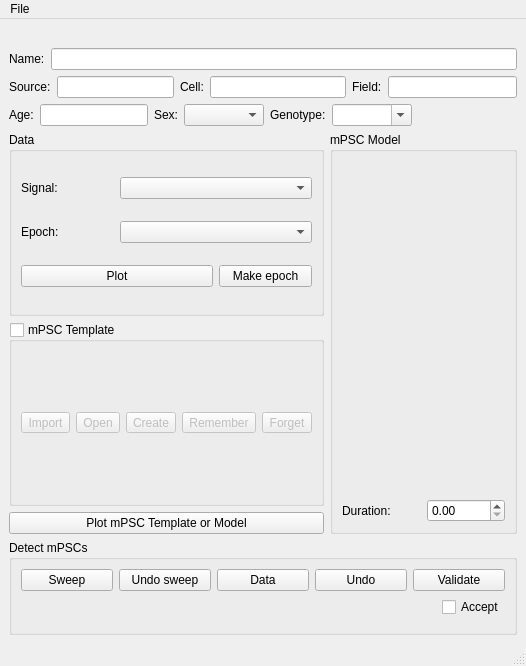
This is ephys/mPSCDetectWindow.ui in ctigaret/scipyen as Qt 5 draws it before an edit. The edited form follows.
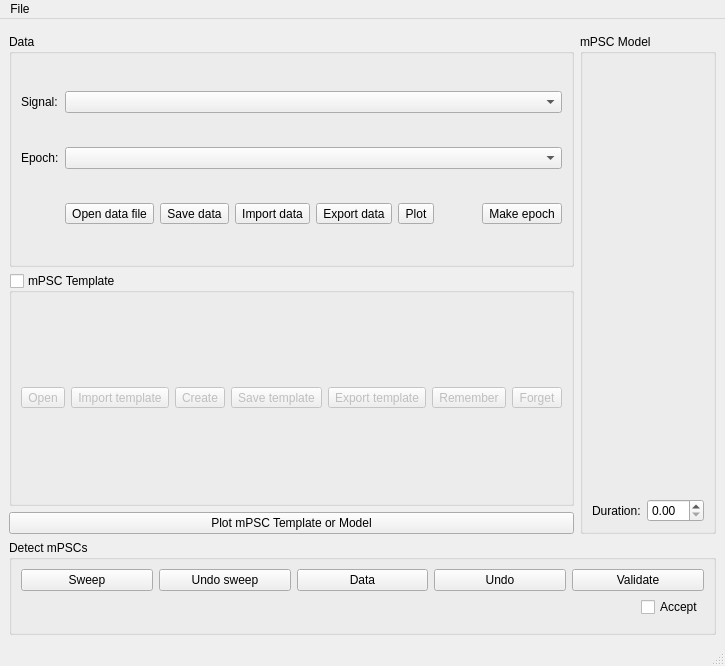
This is the edited form. Icons and pictures are not drawn. Custom widgets are drawn as their Qt base class.

```diff
--- a/ephys/mPSCDetectWindow.ui
+++ b/ephys/mPSCDetectWindow.ui
@@ -14,323 +14,9 @@
    <string>MainWindow</string>
   </property>
   <widget class="QWidget" name="centralwidget">
-   <layout class="QVBoxLayout" name="verticalLayout_7">
+   <layout class="QVBoxLayout" name="verticalLayout_5">
     <item>
-     <layout class="QVBoxLayout" name="dataInfoLayout">
-      <item>
-       <layout class="QVBoxLayout" name="verticalLayout_5">
-        <item>
-         <layout class="QHBoxLayout" name="horizontalLayout_8">
-          <item>
-           <widget class="QLabel" name="scanDataVarNameLabel">
-            <property name="toolTip">
-             <string>Name of the variable in the workspace</string>
-            </property>
-            <property name="frameShape">
-             <enum>QFrame::NoFrame</enum>
-            </property>
-            <property name="frameShadow">
-             <enum>QFrame::Plain</enum>
-            </property>
-            <property name="text">
-             <string/>
-            </property>
-            <property name="textInteractionFlags">
-             <set>Qt::TextSelectableByKeyboard|Qt::TextSelectableByMouse</set>
-            </property>
-           </widget>
-          </item>
-         </layout>
-        </item>
-        <item>
-         <layout class="QHBoxLayout" name="horizontalLayout_9">
-          <item>
-           <widget class="QLabel" name="label_60">
-            <property name="text">
-             <string>Name:</string>
-            </property>
-           </widget>
-          </item>
-          <item>
-           <widget class="QLineEdit" name="scanDataNameLineEdit">
-            <property name="sizePolicy">
-             <sizepolicy hsizetype="Expanding" vsizetype="Fixed">
-              <horstretch>10</horstretch>
-              <verstretch>0</verstretch>
-             </sizepolicy>
-            </property>
-            <property name="toolTip">
-             <string>Data name</string>
-            </property>
-            <property name="statusTip">
-             <string>Data name</string>
-            </property>
-            <property name="whatsThis">
-             <string>Data name</string>
-            </property>
-            <property name="clearButtonEnabled">
-             <bool>true</bool>
-            </property>
-           </widget>
-          </item>
-         </layout>
-        </item>
-       </layout>
-      </item>
-      <item>
-       <layout class="QVBoxLayout" name="verticalLayout_10">
-        <item>
-         <layout class="QHBoxLayout" name="horizontalLayout_24">
-          <item>
-           <layout class="QHBoxLayout" name="horizontalLayout_22">
-            <item>
-             <widget class="QLabel" name="sourceIDLabel">
-              <property name="sizePolicy">
-               <sizepolicy hsizetype="Preferred" vsizetype="Preferred">
-                <horstretch>0</horstretch>
-                <verstretch>0</verstretch>
-               </sizepolicy>
-              </property>
-              <property name="text">
-               <string>Source:</string>
-              </property>
-             </widget>
-            </item>
-            <item>
-             <widget class="QLineEdit" name="sourceIDLineEdit">
-              <property name="sizePolicy">
-               <sizepolicy hsizetype="Expanding" vsizetype="Fixed">
-                <horstretch>10</horstretch>
-                <verstretch>0</verstretch>
-               </sizepolicy>
-              </property>
-              <property name="clearButtonEnabled">
-               <bool>true</bool>
-              </property>
-             </widget>
-            </item>
-           </layout>
-          </item>
-          <item>
-           <layout class="QHBoxLayout" name="horizontalLayout_20">
-            <item>
-             <widget class="QLabel" name="label_56">
-              <property name="sizePolicy">
-               <sizepolicy hsizetype="Preferred" vsizetype="Fixed">
-                <horstretch>0</horstretch>
-                <verstretch>0</verstretch>
-               </sizepolicy>
-              </property>
-              <property name="text">
-               <string>Cell:</string>
-              </property>
-              <property name="buddy">
-               <cstring>cellLineEdit</cstring>
-              </property>
-             </widget>
-            </item>
-            <item>
-             <widget class="QLineEdit" name="cellLineEdit">
-              <property name="sizePolicy">
-               <sizepolicy hsizetype="Expanding" vsizetype="Fixed">
-                <horstretch>0</horstretch>
-                <verstretch>0</verstretch>
-               </sizepolicy>
-              </property>
-              <property name="toolTip">
-               <string>Cell name</string>
-              </property>
-              <property name="statusTip">
-               <string>Cell name</string>
-              </property>
-              <property name="whatsThis">
-               <string>Cell name</string>
-              </property>
-              <property name="clearButtonEnabled">
-               <bool>true</bool>
-              </property>
-             </widget>
-            </item>
-           </layout>
-          </item>
-          <item>
-           <layout class="QHBoxLayout" name="horizontalLayout_21">
-            <item>
-             <widget class="QLabel" name="label_57">
-              <property name="sizePolicy">
-               <sizepolicy hsizetype="Preferred" vsizetype="Fixed">
-                <horstretch>0</horstretch>
-                <verstretch>0</verstretch>
-               </sizepolicy>
-              </property>
-              <property name="text">
-               <string>Field:</string>
-              </property>
-              <property name="buddy">
-               <cstring>fieldLineEdit</cstring>
-              </property>
-             </widget>
-            </item>
-            <item>
-             <widget class="QLineEdit" name="fieldLineEdit">
-              <property name="sizePolicy">
-               <sizepolicy hsizetype="Expanding" vsizetype="Fixed">
-                <horstretch>0</horstretch>
-                <verstretch>0</verstretch>
-               </sizepolicy>
-              </property>
-              <property name="toolTip">
-               <string>Field name</string>
-              </property>
-              <property name="statusTip">
-               <string>Field name</string>
-              </property>
-              <property name="whatsThis">
-               <string>Field name</string>
-              </property>
-              <property name="clearButtonEnabled">
-               <bool>true</bool>
-              </property>
-             </widget>
-            </item>
-           </layout>
-          </item>
-         </layout>
-        </item>
-        <item>
-         <layout class="QHBoxLayout" name="horizontalLayout_25">
-          <item>
-           <layout class="QHBoxLayout" name="horizontalLayout_23">
-            <item>
-             <widget class="QLabel" name="label_62">
-              <property name="text">
-               <string>Age:</string>
-              </property>
-             </widget>
-            </item>
-            <item>
-             <widget class="QLineEdit" name="ageLineEdit">
-              <property name="sizePolicy">
-               <sizepolicy hsizetype="Minimum" vsizetype="Fixed">
-                <horstretch>0</horstretch>
-                <verstretch>0</verstretch>
-               </sizepolicy>
-              </property>
-              <property name="minimumSize">
-               <size>
-                <width>80</width>
-                <height>0</height>
-               </size>
-              </property>
-             </widget>
-            </item>
-           </layout>
-          </item>
-          <item>
-           <layout class="QHBoxLayout" name="horizontalLayout_18">
-            <item>
-             <widget class="QLabel" name="label_61">
-              <property name="sizePolicy">
-               <sizepolicy hsizetype="Minimum" vsizetype="Preferred">
-                <horstretch>0</horstretch>
-                <verstretch>0</verstretch>
-               </sizepolicy>
-              </property>
-              <property name="text">
-               <string>Sex:</string>
-              </property>
-             </widget>
-            </item>
-            <item>
-             <widget class="QComboBox" name="sexComboBox">
-              <property name="sizePolicy">
-               <sizepolicy hsizetype="Minimum" vsizetype="Fixed">
-                <horstretch>0</horstretch>
-                <verstretch>0</verstretch>
-               </sizepolicy>
-              </property>
-              <property name="minimumSize">
-               <size>
-                <width>80</width>
-                <height>0</height>
-               </size>
-              </property>
-              <property name="currentText">
-               <string/>
-              </property>
-              <property name="maxVisibleItems">
-               <number>3</number>
-              </property>
-              <property name="maxCount">
-               <number>3</number>
-              </property>
-              <property name="insertPolicy">
-               <enum>QComboBox::NoInsert</enum>
-              </property>
-              <property name="minimumContentsLength">
-               <number>3</number>
-              </property>
-             </widget>
-            </item>
-            <item>
-             <layout class="QHBoxLayout" name="horizontalLayout_19">
-              <item>
-               <widget class="QLabel" name="genotypeLabel">
-                <property name="sizePolicy">
-                 <sizepolicy hsizetype="Minimum" vsizetype="Preferred">
-                  <horstretch>0</horstretch>
-                  <verstretch>0</verstretch>
-                 </sizepolicy>
-                </property>
-                <property name="text">
-                 <string>Genotype:</string>
-                </property>
-               </widget>
-              </item>
-              <item>
-               <widget class="QComboBox" name="genotypeComboBox">
-                <property name="sizePolicy">
-                 <sizepolicy hsizetype="Minimum" vsizetype="Fixed">
-                  <horstretch>0</horstretch>
-                  <verstretch>0</verstretch>
-                 </sizepolicy>
-                </property>
-                <property name="minimumSize">
-                 <size>
-                  <width>80</width>
-                  <height>0</height>
-                 </size>
-                </property>
-                <property name="editable">
-                 <bool>true</bool>
-                </property>
-                <property name="maxVisibleItems">
-                 <number>50</number>
-                </property>
-               </widget>
-              </item>
-              <item>
-               <spacer name="horizontalSpacer">
-                <property name="orientation">
-                 <enum>Qt::Horizontal</enum>
-                </property>
-                <property name="sizeHint" stdset="0">
-                 <size>
-                  <width>40</width>
-                  <height>20</height>
-                 </size>
-                </property>
-               </spacer>
-              </item>
-             </layout>
-            </item>
-           </layout>
-          </item>
-         </layout>
-        </item>
-       </layout>
-      </item>
-     </layout>
+     <widget class="MetaDataWidget" name="metaDataWidget" native="true"/>
     </item>
     <item>
      <layout class="QHBoxLayout" name="horizontalLayout">
@@ -342,28 +28,140 @@
            <string>Data</string>
           </property>
           <layout class="QGridLayout" name="gridLayout_2">
-           <item row="0" column="0">
+           <item row="2" column="8">
+            <widget class="QToolButton" name="makeEpochToolButton">
+             <property name="toolTip">
+              <string>Make mPSC analysis epoch</string>
+             </property>
+             <property name="statusTip">
+              <string>Make mPSC analysis epoch</string>
+             </property>
+             <property name="whatsThis">
+              <string>Make mPSC analysis epoch</string>
+             </property>
+             <property name="text">
+              <string>Make epoch</string>
+             </property>
+             <property name="icon">
+              <iconset theme="select">
+               <normaloff>.</normaloff>.</iconset>
+             </property>
+            </widget>
+           </item>
+           <item row="0" column="2" colspan="7">
+            <widget class="QComboBox" name="signalNameComboBox">
+             <property name="toolTip">
+              <string>Signal name</string>
+             </property>
+             <property name="statusTip">
+              <string>Signal name</string>
+             </property>
+             <property name="whatsThis">
+              <string>Signal name</string>
+             </property>
+            </widget>
+           </item>
+           <item row="1" column="2" colspan="7">
+            <widget class="QComboBox" name="epochComboBox">
+             <property name="toolTip">
+              <string>Select mPSC epoch</string>
+             </property>
+             <property name="statusTip">
+              <string>Select mPSC epoch</string>
+             </property>
+             <property name="whatsThis">
+              <string>Select mPSC epoch</string>
+             </property>
+            </widget>
+           </item>
+           <item row="2" column="2">
+            <widget class="QToolButton" name="openDataFileToolButton">
+             <property name="toolTip">
+              <string>Load electrophysiology data from file</string>
+             </property>
+             <property name="statusTip">
+              <string>Load electrophysiology data from file</string>
+             </property>
+             <property name="whatsThis">
+              <string>Load electrophysiology data from file</string>
+             </property>
+             <property name="text">
+              <string>Open data file</string>
+             </property>
+             <property name="icon">
+              <iconset theme="document-open"/>
+             </property>
+            </widget>
+           </item>
+           <item row="0" column="1">
             <widget class="QLabel" name="signalNameLabel">
              <property name="text">
               <string>Signal:</string>
              </property>
             </widget>
            </item>
-           <item row="0" column="1" colspan="2">
-            <widget class="QComboBox" name="signalNameComboBox"/>
+           <item row="2" column="4">
+            <widget class="QToolButton" name="importDataToolButton">
+             <property name="toolTip">
+              <string>Import electropysiology data from workspace</string>
+             </property>
+             <property name="statusTip">
+              <string>Import electropysiology data from workspace</string>
+             </property>
+             <property name="whatsThis">
+              <string>Import electropysiology data from workspace</string>
+             </property>
+             <property name="accessibleName">
+              <string/>
+             </property>
+             <property name="text">
+              <string>Import data</string>
+             </property>
+             <property name="icon">
+              <iconset theme="document-import"/>
+             </property>
+            </widget>
            </item>
-           <item row="1" column="0">
+           <item row="2" column="3">
+            <widget class="QToolButton" name="saveDataToolButton">
+             <property name="toolTip">
+              <string>Save electrophysiology data to file</string>
+             </property>
+             <property name="statusTip">
+              <string>Save electrophysiology data to file</string>
+             </property>
+             <property name="whatsThis">
+              <string>Save electrophysiology data to file</string>
+             </property>
+             <property name="accessibleName">
+              <string/>
+             </property>
+             <property name="text">
+              <string>Save data</string>
+             </property>
+             <property name="icon">
+              <iconset theme="document-save"/>
+             </property>
+            </widget>
+           </item>
+           <item row="1" column="1">
             <widget class="QLabel" name="label">
              <property name="text">
               <string>Epoch:</string>
              </property>
             </widget>
            </item>
-           <item row="1" column="1" colspan="2">
-            <widget class="QComboBox" name="epochComboBox"/>
-           </item>
-           <item row="2" column="0" colspan="2">
-            <widget class="QPushButton" name="plotDataPushButton">
+           <item row="2" column="6">
+            <widget class="QToolButton" name="plotDataToolButton">
+             <property name="toolTip">
+              <string>Plot electrophysiology data</string>
+             </property>
+             <property name="statusTip">
+              <string>Plot electrophysiology data</string>
+             </property>
+             <property name="whatsThis">
+              <string>Plot electrophysiology data</string>
+             </property>
              <property name="text">
               <string>Plot</string>
              </property>
@@ -373,10 +171,22 @@
              </property>
             </widget>
            </item>
-           <item row="2" column="2">
-            <widget class="QPushButton" name="makeEpochPushButton">
+           <item row="2" column="5">
+            <widget class="QToolButton" name="exportDataToolButton">
+             <property name="toolTip">
+              <string>Export electrophysiology data to workspace</string>
+             </property>
+             <property name="statusTip">
+              <string>Export electrophysiology data to workspace</string>
+             </property>
+             <property name="whatsThis">
+              <string>Export electrophysiology data to workspace</string>
+             </property>
+             <property name="accessibleName">
+              <string/>
+             </property>
              <property name="text">
-              <string>Make epoch</string>
+              <string>Export data</string>
              </property>
              <property name="icon">
               <iconset theme="select">
@@ -401,17 +211,6 @@
           <layout class="QVBoxLayout" name="verticalLayout_2">
            <item>
             <layout class="QHBoxLayout" name="horizontalLayout_4">
-             <item>
-              <widget class="QToolButton" name="import_mPSCtemplateButton">
-               <property name="text">
-                <string>Import</string>
-               </property>
-               <property name="icon">
-                <iconset theme="document-import">
-                 <normaloff>.</normaloff>.</iconset>
-               </property>
-              </widget>
-             </item>
              <item>
               <widget class="QToolButton" name="open_mPSCtemplateButton">
                <property name="text">
@@ -423,6 +222,17 @@
                </property>
               </widget>
              </item>
+             <item>
+              <widget class="QToolButton" name="import_mPSCtemplateButton">
+               <property name="text">
+                <string>Import template</string>
+               </property>
+               <property name="icon">
+                <iconset theme="document-import">
+                 <normaloff>.</normaloff>.</iconset>
+               </property>
+              </widget>
+             </item>
              <item>
               <widget class="QToolButton" name="make_mPSCtemplateButton">
                <property name="text">
@@ -434,6 +244,26 @@
                </property>
               </widget>
              </item>
+             <item>
+              <widget class="QToolButton" name="save_mPSCtemplateButton">
+               <property name="text">
+                <string>Save template</string>
+               </property>
+               <property name="icon">
+                <iconset theme="document-save"/>
+               </property>
+              </widget>
+             </item>
+             <item>
+              <widget class="QToolButton" name="export_mPSCtemplateButton">
+               <property name="text">
+                <string>Export template</string>
+               </property>
+               <property name="icon">
+                <iconset theme="document-export"/>
+               </property>
+              </widget>
+             </item>
              <item>
               <widget class="QToolButton" name="store_mPSCtemplateButton">
                <property name="text">
@@ -483,7 +313,7 @@
          <item>
           <layout class="QVBoxLayout" name="verticalLayout_3">
            <item>
-            <widget class="QWidget" name="_paramsWidgetContainer" native="true">
+            <widget class="ModelParametersWidget" name="paramsWidget" native="true">
              <property name="sizePolicy">
               <sizepolicy hsizetype="Expanding" vsizetype="Expanding">
                <horstretch>1</horstretch>
@@ -502,7 +332,17 @@
               </widget>
              </item>
              <item>
-              <widget class="QDoubleSpinBox" name="durationSpinBox"/>
+              <widget class="QuantitySpinBox" name="durationSpinBox">
+               <property name="toolTip">
+                <string>Duration of synthetic mPSC waveform</string>
+               </property>
+               <property name="statusTip">
+                <string>Duration of synthetic mPSC waveform</string>
+               </property>
+               <property name="whatsThis">
+                <string>Duration of synthetic mPSC waveform</string>
+               </property>
+              </widget>
              </item>
             </layout>
            </item>
@@ -652,6 +492,25 @@
    </property>
   </action>
  </widget>
+ <customwidgets>
+  <customwidget>
+   <class>QuantitySpinBox</class>
+   <extends>QDoubleSpinBox</extends>
+   <header location="global">gui.widgets.small_widgets</header>
+  </customwidget>
+  <customwidget>
+   <class>MetaDataWidget</class>
+   <extends>QWidget</extends>
+   <header location="global">gui.widgets.metadatawidget</header>
+   <container>1</container>
+  </customwidget>
+  <customwidget>
+   <class>ModelParametersWidget</class>
+   <extends>QWidget</extends>
+   <header location="global">gui.widgets.modelfitting_ui</header>
+   <container>1</container>
+  </customwidget>
+ </customwidgets>
  <resources/>
  <connections/>
 </ui>
```
Left out of the diff: 57 changed lines with no effect on the pictures.
